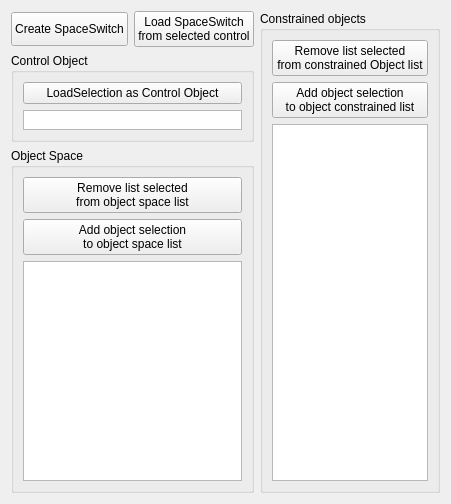
Qt form Python/Resources/RMSpaceSwitchTool.ui (rendermotion/RMPY) before a commit.
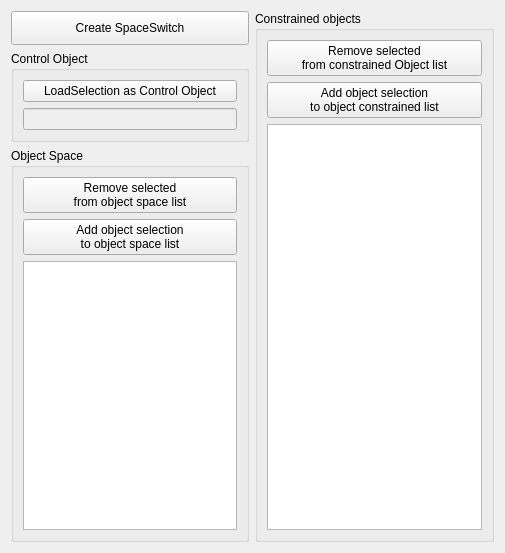
The same form after that commit.

```diff
--- a/Python/Resources/RMSpaceSwitchTool.ui
+++ b/Python/Resources/RMSpaceSwitchTool.ui
@@ -6,8 +6,8 @@
    <rect>
     <x>0</x>
     <y>0</y>
-    <width>451</width>
-    <height>504</height>
+    <width>505</width>
+    <height>553</height>
    </rect>
   </property>
   <property name="windowTitle">
@@ -31,14 +31,6 @@
          </property>
         </widget>
        </item>
-       <item>
-        <widget class="QPushButton" name="LoadSpaceSwitchBtn">
-         <property name="text">
-          <string>Load SpaceSwitch 
-from selected control</string>
-         </property>
-        </widget>
-       </item>
       </layout>
      </item>
      <item>
@@ -57,35 +49,8 @@
            </widget>
           </item>
           <item>
-           <widget class="QListWidget" name="listWidget">
-            <property name="sizePolicy">
-             <sizepolicy hsizetype="Expanding" vsizetype="Fixed">
-              <horstretch>0</horstretch>
-              <verstretch>0</verstretch>
-             </sizepolicy>
-            </property>
-            <property name="minimumSize">
-             <size>
-              <width>20</width>
-              <height>0</height>
-             </size>
-            </property>
-            <property name="maximumSize">
-             <size>
-              <width>16777215</width>
-              <height>20</height>
-             </size>
-            </property>
-            <property name="autoScroll">
-             <bool>false</bool>
-            </property>
-            <property name="resizeMode">
-             <enum>QListView::Fixed</enum>
-            </property>
-            <property name="currentRow">
-             <number>-1</number>
-            </property>
-            <property name="sortingEnabled">
+           <widget class="QLineEdit" name="ControllineEdit">
+            <property name="enabled">
              <bool>false</bool>
             </property>
            </widget>
@@ -114,7 +79,7 @@
              </size>
             </property>
             <property name="text">
-             <string>Remove list selected 
+             <string>Remove selected 
 from object space list</string>
             </property>
             <property name="iconSize">
@@ -164,7 +129,7 @@
          </size>
         </property>
         <property name="text">
-         <string>Remove list selected 
+         <string>Remove selected 
 from constrained Object list</string>
         </property>
         <property name="iconSize">
@@ -184,7 +149,7 @@
        </widget>
       </item>
       <item>
-       <widget class="QListView" name="listView"/>
+       <widget class="QListWidget" name="ConstrainedObjectListView"/>
       </item>
      </layout>
     </widget>
```
Left out of the diff: 5 changed lines with no effect on the pictures.
